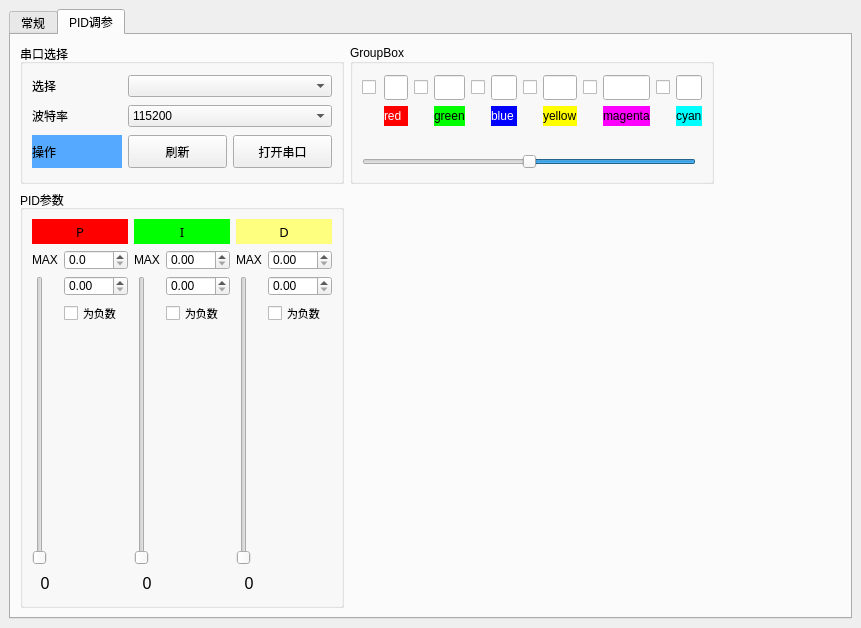
Above: ui_mainwidow.ui from StrangeChan/SerialDebuggingAssistant before the change. Below: the same form after it.
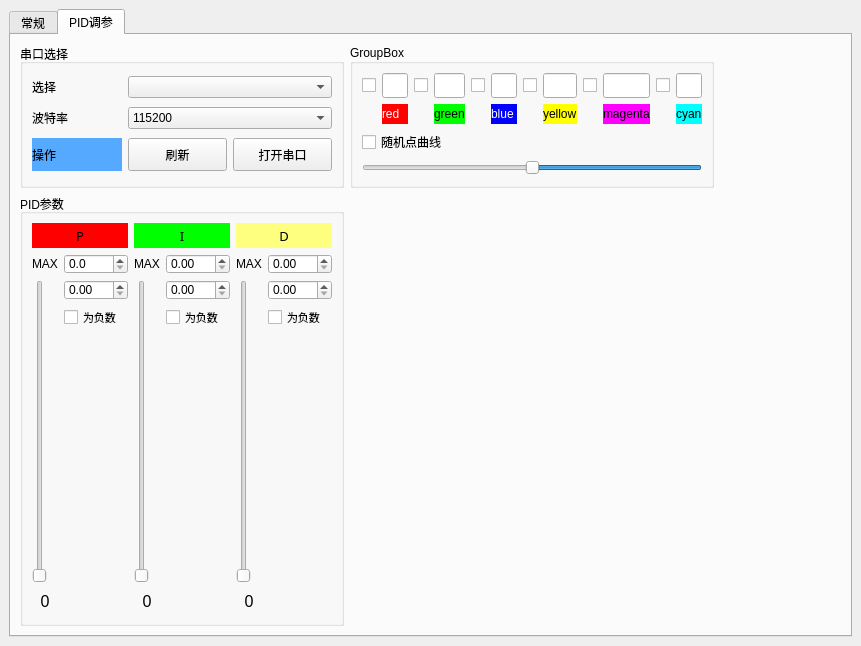
That is the form after the change. Custom widgets are drawn as their Qt base class.

Patch:
```diff
--- a/ui_mainwidow.ui
+++ b/ui_mainwidow.ui
@@ -7,7 +7,7 @@
     <x>0</x>
     <y>0</y>
     <width>861</width>
-    <height>628</height>
+    <height>646</height>
    </rect>
   </property>
   <property name="baseSize">
@@ -451,20 +451,7 @@
           <property name="alignment">
            <set>Qt::AlignLeading|Qt::AlignLeft|Qt::AlignVCenter</set>
           </property>
-          <layout class="QGridLayout" name="gridLayout_15" rowstretch="0,0,0" columnstretch="3,0">
-           <item row="1" column="0">
-            <spacer name="horizontalSpacer_8">
-             <property name="orientation">
-              <enum>Qt::Horizontal</enum>
-             </property>
-             <property name="sizeHint" stdset="0">
-              <size>
-               <width>40</width>
-               <height>20</height>
-              </size>
-             </property>
-            </spacer>
-           </item>
+          <layout class="QGridLayout" name="gridLayout_15" rowstretch="2,0,0" columnstretch="1,0">
            <item row="0" column="0" colspan="2">
             <layout class="QHBoxLayout" name="horizontalLayout">
              <item>
@@ -473,12 +460,12 @@
                 <widget class="QCheckBox" name="checkBox">
                  <property name="maximumSize">
                   <size>
-                   <width>16</width>
-                   <height>16</height>
+                   <width>20</width>
+                   <height>20</height>
                   </size>
                  </property>
                  <property name="text">
-                  <string> </string>
+                  <string/>
                  </property>
                 </widget>
                </item>
@@ -535,8 +522,8 @@
                 <widget class="QCheckBox" name="checkBox_2">
                  <property name="maximumSize">
                   <size>
-                   <width>16</width>
-                   <height>16</height>
+                   <width>20</width>
+                   <height>20</height>
                   </size>
                  </property>
                  <property name="text">
@@ -597,8 +584,8 @@
                 <widget class="QCheckBox" name="checkBox_3">
                  <property name="maximumSize">
                   <size>
-                   <width>16</width>
-                   <height>16</height>
+                   <width>20</width>
+                   <height>20</height>
                   </size>
                  </property>
                  <property name="text">
@@ -659,8 +646,8 @@
                 <widget class="QCheckBox" name="checkBox_4">
                  <property name="maximumSize">
                   <size>
-                   <width>16</width>
-                   <height>16</height>
+                   <width>20</width>
+                   <height>20</height>
                   </size>
                  </property>
                  <property name="text">
@@ -721,8 +708,8 @@
                 <widget class="QCheckBox" name="checkBox_5">
                  <property name="maximumSize">
                   <size>
-                   <width>16</width>
-                   <height>16</height>
+                   <width>20</width>
+                   <height>20</height>
                   </size>
                  </property>
                  <property name="text">
@@ -783,8 +770,8 @@
                 <widget class="QCheckBox" name="checkBox_6">
                  <property name="maximumSize">
                   <size>
-                   <width>16</width>
-                   <height>16</height>
+                   <width>20</width>
+                   <height>20</height>
                   </size>
                  </property>
                  <property name="text">
@@ -841,7 +828,20 @@
              </item>
             </layout>
            </item>
-           <item row="2" column="0">
+           <item row="1" column="1">
+            <spacer name="horizontalSpacer_8">
+             <property name="orientation">
+              <enum>Qt::Horizontal</enum>
+             </property>
+             <property name="sizeHint" stdset="0">
+              <size>
+               <width>40</width>
+               <height>20</height>
+              </size>
+             </property>
+            </spacer>
+           </item>
+           <item row="2" column="0" colspan="2">
             <widget class="QSlider" name="horizontalSlider">
              <property name="layoutDirection">
               <enum>Qt::RightToLeft</enum>
@@ -863,6 +863,13 @@
              </property>
             </widget>
            </item>
+           <item row="1" column="0">
+            <widget class="QCheckBox" name="checkBox_curve_show_random">
+             <property name="text">
+              <string>随机点曲线</string>
+             </property>
+            </widget>
+           </item>
           </layout>
          </widget>
         </item>
```
